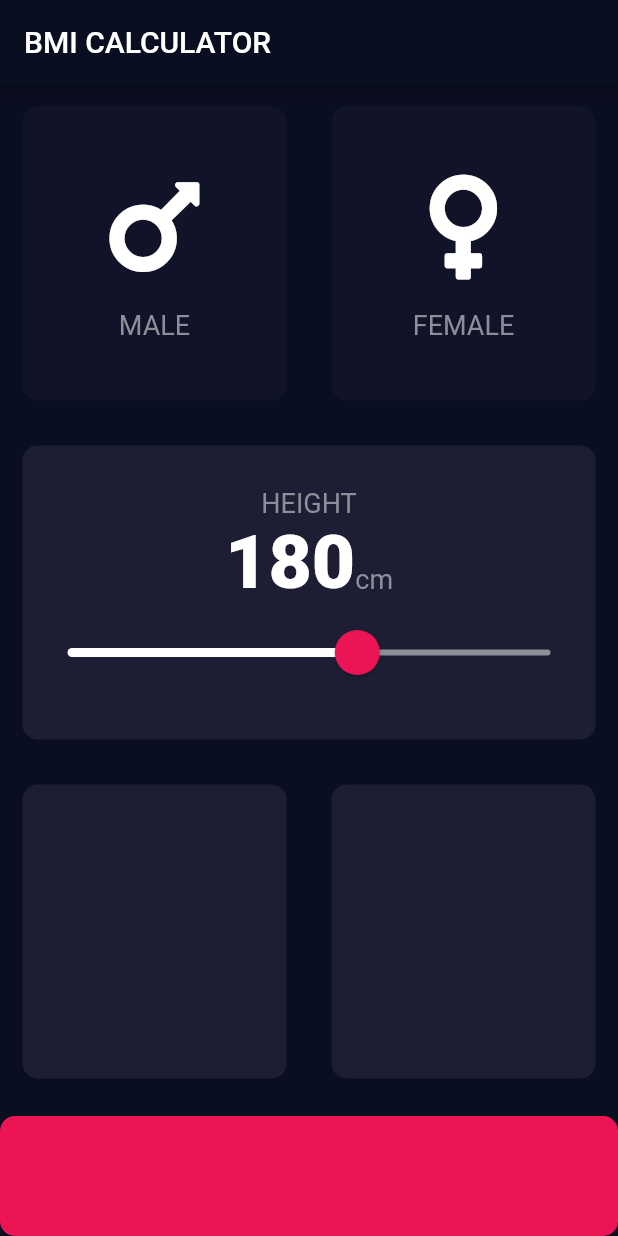
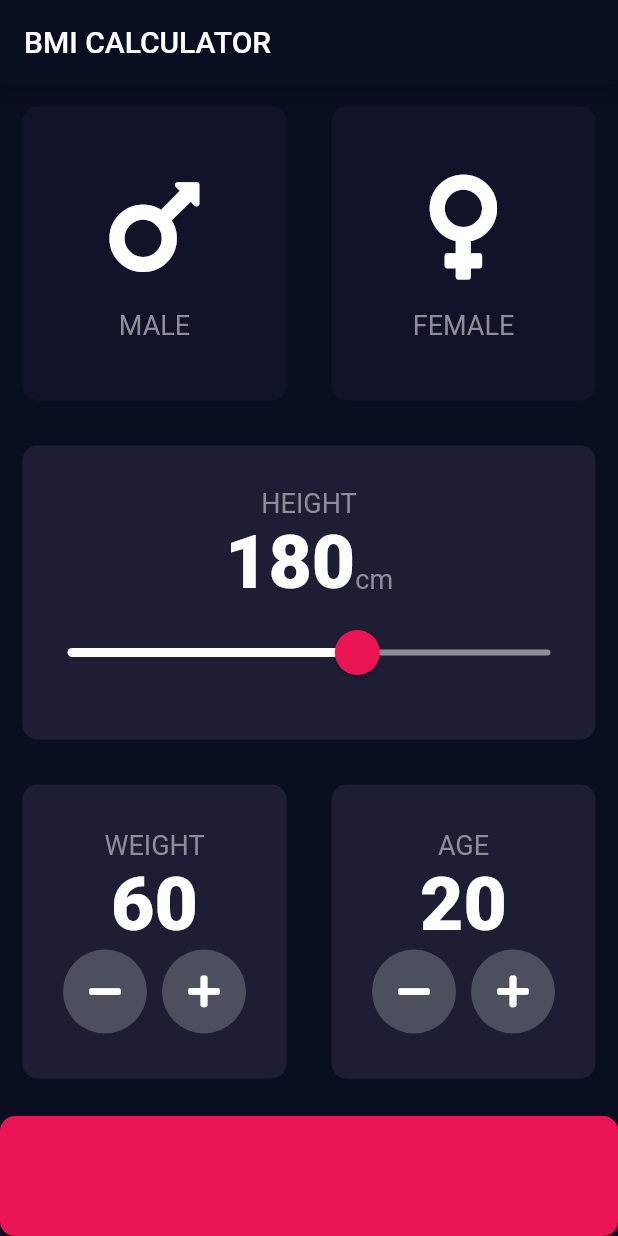
Before and after one commit to peterlazar1993/bmi, a Flutter app: the screen it shows after launch, on a phone screen of 412 x 824 dp. Run offline on Flutter 3.47's test engine with Material 2 defaults, Android fonts, the phone set to English and light mode, and no system bars; our stand-ins replace font_awesome_flutter.

Commit message:
implement weight and age picker

```diff
--- a/lib/input_page.dart
+++ b/lib/input_page.dart
@@ -15,9 +15,17 @@ class _InputPageState extends State<InputPage> {
   Gender? selectedGender;
   int height = 180;
   int weight = 60;
+  int age = 20;
+
   void changeWeight(int delta) {
     setState(() {
       weight += delta;
+    });
+  }
+
+  void changeAge(int delta) {
+    setState(() {
+      age += delta;
     });
   }
 
@@ -121,10 +129,78 @@ class _InputPageState extends State<InputPage> {
             child: Row(
               children: [
                 Expanded(
-                  child: ReusableCard(color: kActiveCardColor),
+                  child: ReusableCard(
+                    color: kActiveCardColor,
+                    child: Column(
+                      mainAxisAlignment: MainAxisAlignment.center,
+                      children: [
+                        Text(
+                          'WEIGHT',
+                          style: kLabelStyle,
+                        ),
+                        Text(
+                          weight.toString(),
+                          style: kNumberTextStyle,
+                        ),
+                        Row(
+                          mainAxisAlignment: MainAxisAlignment.center,
+                          children: [
+                            RoundIconButton(
+                              onPressed: () {
+                                changeWeight(-1);
+                              },
+                              icon: FontAwesomeIcons.minus,
+                            ),
+                            SizedBox(
+                              width: 10,
+                            ),
+                            RoundIconButton(
+                              onPressed: () {
+                                changeWeight(1);
+                              },
+                              icon: FontAwesomeIcons.plus,
+                            ),
+                          ],
+                        )
+                      ],
+                    ),
+                  ),
                 ),
                 Expanded(
                   child: ReusableCard(
+                    child: Column(
+                      mainAxisAlignment: MainAxisAlignment.center,
+                      children: [
+                        Text(
+                          'AGE',
+                          style: kLabelStyle,
+                        ),
+                        Text(
+                          age.toString(),
+                          style: kNumberTextStyle,
+                        ),
+                        Row(
+                          mainAxisAlignment: MainAxisAlignment.center,
+                          children: [
+                            RoundIconButton(
+                              onPressed: () {
+                                changeAge(-1);
+                              },
+                              icon: FontAwesomeIcons.minus,
+                            ),
+                            SizedBox(
+                              width: 10,
+                            ),
+                            RoundIconButton(
+                              onPressed: () {
+                                changeAge(1);
+                              },
+                              icon: FontAwesomeIcons.plus,
+                            ),
+                          ],
+                        )
+                      ],
+                    ),
                     color: kActiveCardColor,
                   ),
                 ),
```
